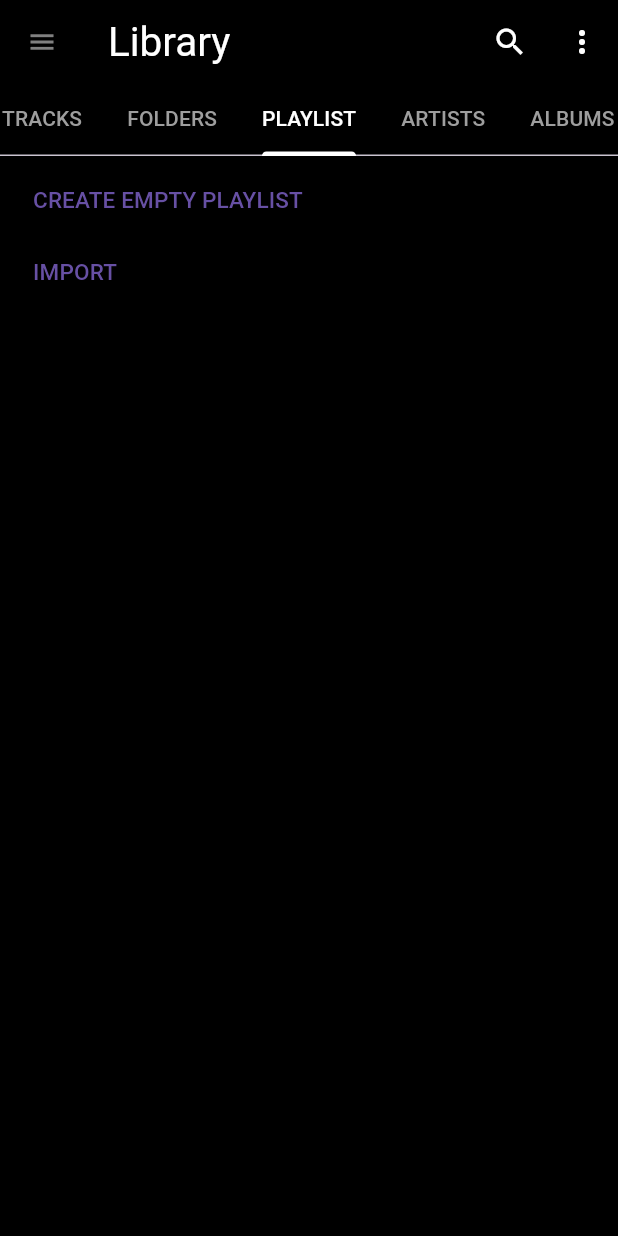
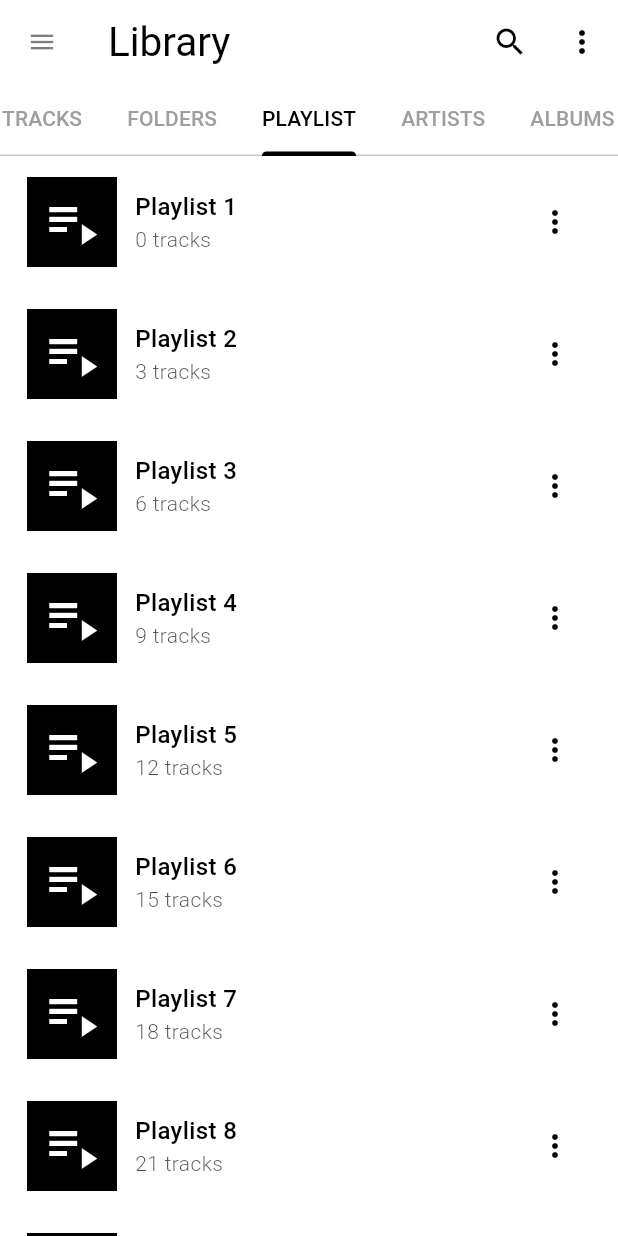
Before and after one commit to Fine-Guy-21/Flutter_Music_Player, a Flutter app: the screen it shows after launch, tab 4 chosen, after a tap on the "more vert" icon, on a phone screen of 412 x 824 dp. Run offline on Flutter 3.47's test engine with Material 3 defaults, Android fonts, the phone set to English and light mode, and no system bars; Roboto replaces fonts that are missing (Lato-Bold).

Commit message:
Ui update ( darkmode )

```diff
--- a/fine_music_player/lib/model/colors.dart
+++ b/fine_music_player/lib/model/colors.dart
@@ -8,5 +8,5 @@ class AppColors {
   Color get primaryTextColor => isDarkMode ? Colors.white : Colors.black;
   Color get backgroundColor => isDarkMode ? Colors.black : Colors.white;
   Color get unchangableColor =>
-      isDarkMode ? Colors.grey.shade600 : Colors.grey.shade600;
+      isDarkMode ? Colors.grey.shade400 : Colors.grey.shade800;
 }
--- a/fine_music_player/lib/view/widgets/playlists.dart
+++ b/fine_music_player/lib/view/widgets/playlists.dart
@@ -1,84 +1,126 @@
 import 'package:fine_music_player/model/colors.dart';
 import 'package:flutter/material.dart';
 
-// ignore: must_be_immutable
 class PlaylistsContainer extends StatelessWidget {
   final bool isDarkMode;
-  PlaylistsContainer({super.key, required this.isDarkMode});
+  const PlaylistsContainer({super.key, required this.isDarkMode});
 
-  String name = "";
-  int playlistscount = 0;
+  final String name = "";
+  final int playlistscount = 9;
+
   @override
   Widget build(BuildContext context) {
     AppColors appColors = AppColors(isDarkMode);
-    return SingleChildScrollView(
+
+    return ListView(
+      physics: const BouncingScrollPhysics(),
+      children: [
+        // Playlist items
+        if (playlistscount > 0)
+          ...List.generate(playlistscount, (index) {
+            return _displayPlaylists(appColors, index);
+          })
+        else
+          Center(
+            child: Padding(
+              padding: const EdgeInsets.all(20),
+              child: Text(
+                'No playlists found',
+                style: TextStyle(color: appColors.primaryTextColor),
+              ),
+            ),
+          ),
+
+        // Create and Import buttons (appear after last playlist)
+        Padding(
+          padding: const EdgeInsets.symmetric(vertical: 16),
           child: Column(
-      mainAxisAlignment: MainAxisAlignment.start,
             children: [
-        if (playlistscount > 0) _displayPlaylists(appColors),
               // Create Empty playlist
               Align(
                 alignment: Alignment.centerLeft,
                 child: Padding(
-            padding: EdgeInsets.fromLTRB(10, 5, 0, 0),
+                  padding: const EdgeInsets.fromLTRB(16, 0, 0, 0),
                   child: TextButton(
                     onPressed: () {},
                     child: Text(
                       'CREATE EMPTY PLAYLIST',
                       style: TextStyle(
                         fontSize: 15,
-                  ),
-                )),
+                        color: appColors.primaryTextColor,
                       ),
                     ),
+                  ),
+                ),
+              ),
+
               // Import playlist
               Align(
                 alignment: Alignment.centerLeft,
                 child: Padding(
-            padding: EdgeInsets.fromLTRB(10, 0, 0, 0),
+                  padding: const EdgeInsets.fromLTRB(16, 0, 0, 0),
                   child: TextButton(
                     onPressed: () {},
-                child: Text('IMPORT',
+                    child: Text(
+                      'IMPORT',
                       style: TextStyle(
                         fontSize: 15,
-                    ))),
+                        color: appColors.primaryTextColor,
+                      ),
+                    ),
+                  ),
                 ),
               ),
             ],
-    ));
+          ),
+        ),
+      ],
+    );
   }
 
-  _displayPlaylists(AppColors color) {
+  Widget _displayPlaylists(AppColors color, int index) {
     return GestureDetector(
+      onTap: () {},
       child: Container(
-        padding: EdgeInsets.all(10),
-        color: Colors.black12,
+        padding: const EdgeInsets.all(10),
+        margin: const EdgeInsets.symmetric(vertical: 4, horizontal: 8),
+        decoration: BoxDecoration(
+          color: color.backgroundColor,
+          borderRadius: BorderRadius.circular(8),
+        ),
         child: Row(
           children: [
-            // Image
-            name == ""
+            // Playlist cover
+            name.isEmpty
                 ? Container(
                     padding: EdgeInsets.all(10),
-                    color: Colors.black,
+                    color: color.primaryTextColor,
                     child: Icon(
                       Icons.playlist_play,
-                      color: Colors.white,
+                      color: color.backgroundColor,
                       size: 40,
                     ),
                   )
-                : Image.asset(
+                : ClipRRect(
+                    borderRadius: BorderRadius.circular(4),
+                    child: Image.asset(
                       name,
-                    width: 90,
-                    height: 90,
+                      width: 60,
+                      height: 60,
+                      fit: BoxFit.cover,
                     ),
-            SizedBox(width: 10),
+                  ),
 
-            // Title & Artist & file name
-            Column(
+            const SizedBox(width: 12),
+
+            // Playlist info
+            Expanded(
+              child: Column(
+                crossAxisAlignment: CrossAxisAlignment.start,
                 children: [
-                //Title
+                  // Playlist name
                   Text(
-                  ' My Playlist',
+                    'Playlist ${index + 1}',
                     style: TextStyle(
                       fontSize: 16,
                       fontWeight: FontWeight.w500,
@@ -86,22 +128,26 @@ class PlaylistsContainer extends StatelessWidget {
                     ),
                   ),
 
-                // Artist name
+                  // Track count
                   Text(
-                  '0 tracks',
+                    '${index * 3} tracks',
                     style: TextStyle(
                       fontSize: 14,
                       fontWeight: FontWeight.w300,
-                    color: color.primaryTextColor,
+                      color: color.primaryTextColor.withOpacity(0.7),
                     ),
                   ),
                 ],
               ),
-            Spacer(),
-            //  Options icon
+            ),
+
+            // Options button
             IconButton(
               onPressed: () {},
-              icon: Icon(Icons.more_vert),
+              icon: Icon(
+                Icons.more_vert,
+                color: color.primaryTextColor,
+              ),
             ),
           ],
         ),
```
Also changed, not shown: fine_music_player/lib/view/widgets/artists.dart (+5 -11 lines), fine_music_player/lib/view/widgets/folders.dart (+13 -8 lines), fine_music_player/lib/view/widgets/tracks.dart (+18 -14 lines). Lines whose indentation alone changed are shown as unchanged.
